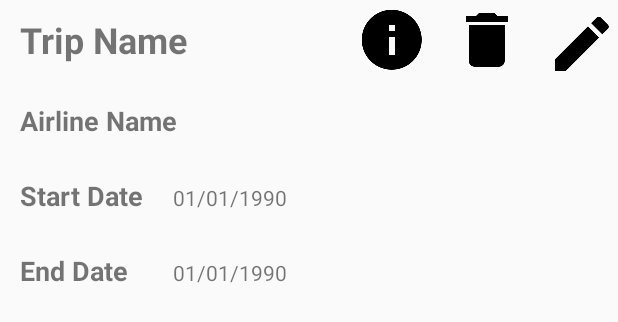
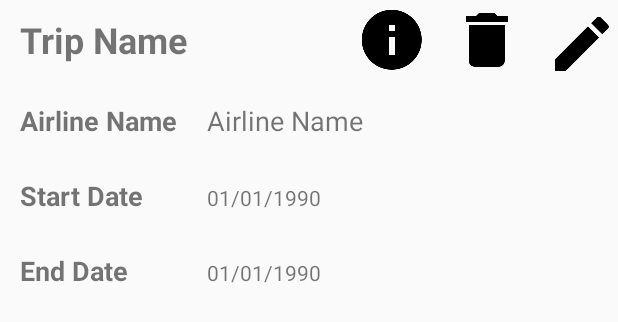
Before and after one commit to akshay-sarkar/SuitcaseManager, an Android app: the layout trip_list_layout.xml on its own in the app's theme, with its tools: preview values and no code run, on a phone screen of 412 x 824 dp. Shown: the top 322 px of the screen. Run offline under Robolectric (Android 15) with nearby library versions, the phone set to English and light mode, and no system bars.

Commit message:
Trip Page - Airline Information
1. Added Navigation to the particular airlines from Trip Page
2. App Name was printing while throwing exception, made a change to
that.
3. Stopped Autofocus in the Add Trip Page

```diff
--- a/app/src/main/java/edu/uta/cse5320/suitcasemanager/AddTripActivity.java
+++ b/app/src/main/java/edu/uta/cse5320/suitcasemanager/AddTripActivity.java
@@ -119,7 +119,7 @@ public class AddTripActivity extends AppCompatActivity{
                 }
                 catch (MyException e){
                     e.printStackTrace();
-                    Toast.makeText(ctx, "Error:  "+e, Toast.LENGTH_SHORT).show();
+                    Toast.makeText(ctx, "Error:  "+e.getMessage(), Toast.LENGTH_SHORT).show();
                 }
             }
         };
--- a/app/src/main/res/layout/trip_list_layout.xml
+++ b/app/src/main/res/layout/trip_list_layout.xml
@@ -18,8 +18,6 @@
         />
 
     <ImageView
-        android:focusable="false"
-        android:focusableInTouchMode="false"
         android:id="@+id/imageViewEdit"
         android:layout_width="wrap_content"
         android:layout_height="wrap_content"
@@ -53,7 +51,7 @@
         android:layout_alignBottom="@+id/imageViewEdit" />
 
     <TextView
-        android:id="@+id/textViewAirline"
+        android:id="@+id/textViewAirlineName"
         android:layout_width="wrap_content"
         android:layout_height="wrap_content"
         android:layout_alignStart="@+id/tripListLabelName"
@@ -65,11 +63,22 @@
         />
 
     <TextView
+        android:id="@+id/textViewAirline"
+        android:layout_width="wrap_content"
+        android:layout_height="wrap_content"
+        android:layout_toRightOf="@+id/textViewAirlineName"
+        android:layout_alignBaseline="@+id/textViewAirlineName"
+        android:text="Airline Name"
+        android:textSize="18sp"
+        android:layout_marginLeft="20dp"
+        />
+
+    <TextView
         android:id="@+id/textViewStartDate"
         android:layout_width="wrap_content"
         android:layout_height="wrap_content"
         android:layout_alignStart="@+id/tripListLabelName"
-        android:layout_below="@+id/textViewAirline"
+        android:layout_below="@+id/textViewAirlineName"
         android:layout_marginTop="25dp"
         android:text="Start Date"
         android:textSize="18sp"
@@ -82,8 +91,8 @@
         android:layout_height="wrap_content"
         android:layout_toRightOf="@+id/textViewStartDate"
         android:layout_alignBaseline="@+id/textViewStartDate"
+        android:layout_alignLeft="@id/textViewAirline"
         android:text="01/01/1990"
-        android:layout_marginLeft="20dp"
         />
 
     <TextView
--- a/app/src/main/res/values/strings.xml
+++ b/app/src/main/res/values/strings.xml
@@ -15,7 +15,6 @@
         <item>British Airways</item>
         <item>American Airlines</item>
         <item>Tiger Airline</item>
-        <item>Other</item>
     </string-array>
 
 </resources>
```
Also changed, not shown: app/src/main/java/edu/uta/cse5320/dao/TripAdapter.java (+19 -2 lines), app/src/main/java/edu/uta/cse5320/suitcasemanager/AirlineActivity.java (+20 -5 lines), app/src/main/res/layout/activity_add_trip.xml (+7 -0 lines). Lines whose indentation alone changed are shown as unchanged.
